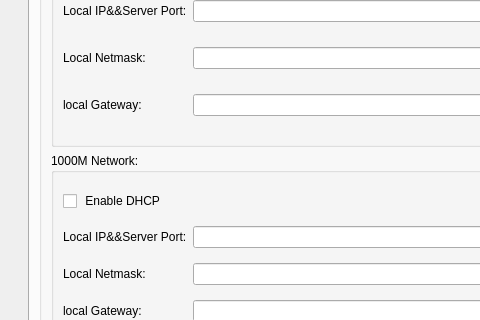
Qt form hdmioptiongui.ui (QingChaoGao/TBSNetConfigurationTool) before a commit; both pictures show x 0 to 480 and y 284 to 604 of the 1072 by 710 pixel window.
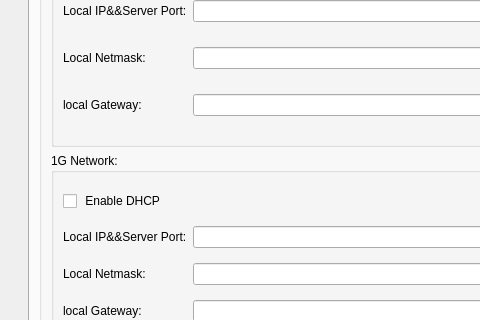
The same form after that commit. The open tabs and pages were chosen to show the change.

```diff
--- a/hdmioptiongui.ui
+++ b/hdmioptiongui.ui
@@ -1286,7 +1286,7 @@
                      <item row="1" column="0">
                       <widget class="QGroupBox" name="groupBox_2">
                        <property name="title">
-                        <string>1000M Network:</string>
+                        <string>1G Network:</string>
                        </property>
                        <layout class="QGridLayout" name="gridLayout_9">
                         <item row="3" column="0">
```
Left out of the diff: 2 changed lines with no effect on the pictures.
